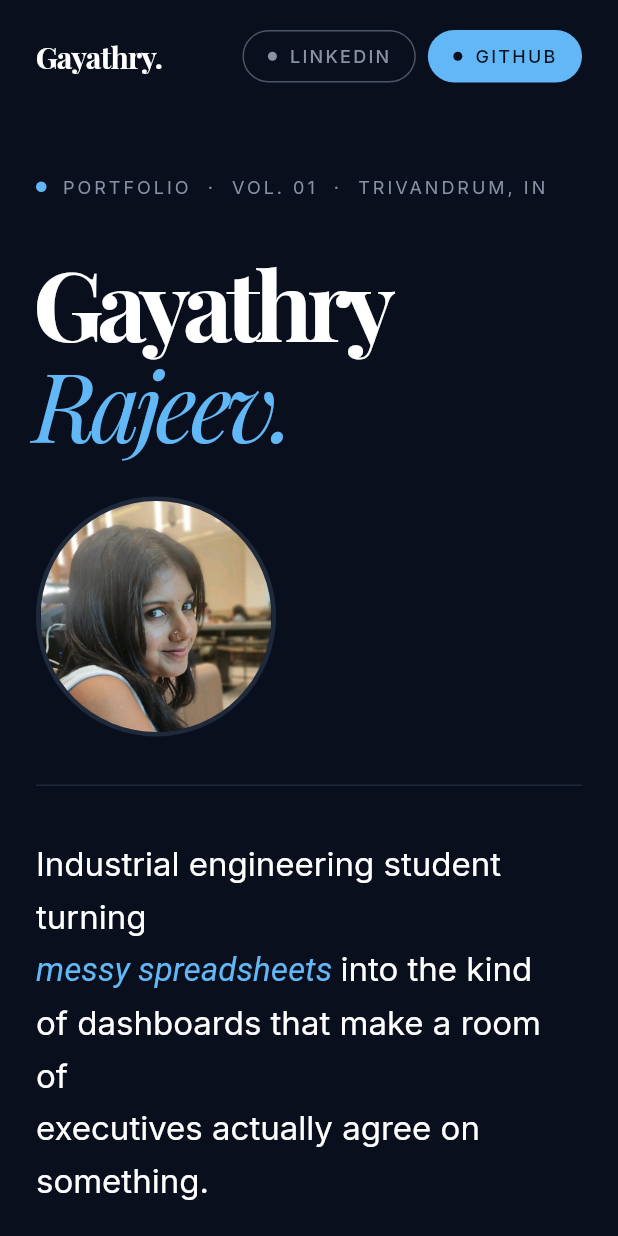
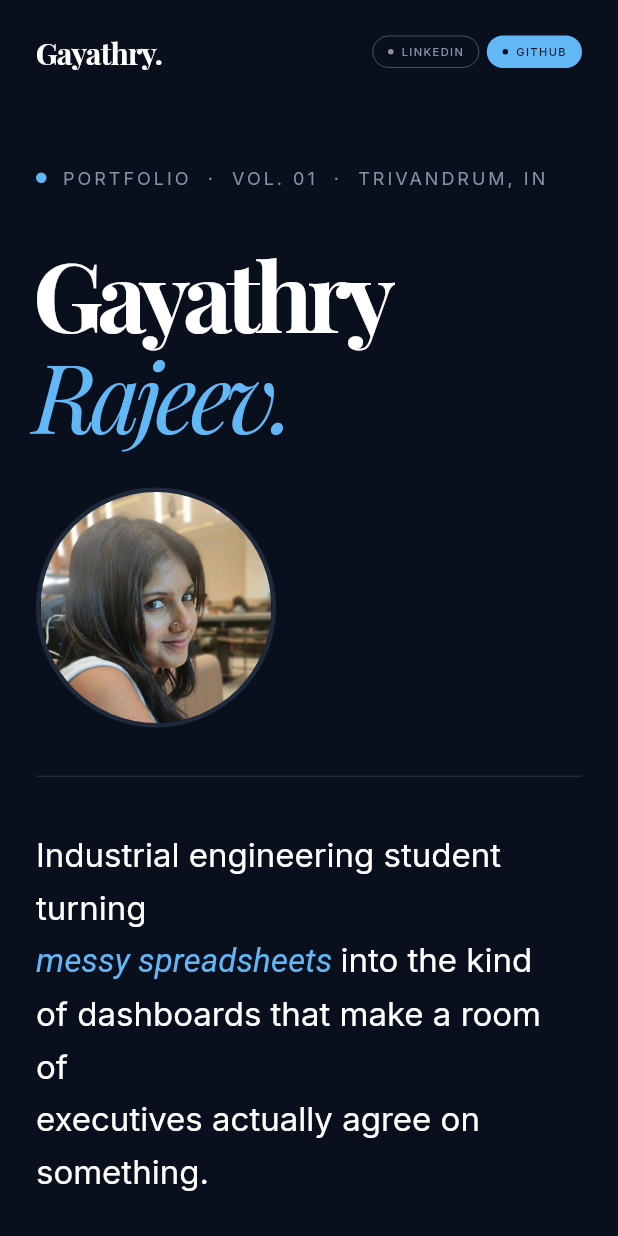
Before and after one commit to gayurajeev/Flutter-portfolio-web, a Flutter app: the screen it shows after launch, on a phone screen of 412 x 824 dp. Run offline on Flutter 3.47's test engine with Material 3 defaults, Android fonts, the phone set to English and light mode, and no system bars; drawn by our look-alikes of flutter_animate; our stand-ins replace google_fonts, visibility_detector; missing offline and left inert: web_smooth_scroll.

Commit message:
Add FittedBox to navbar and hero tagline for better responsiveness

```diff
--- a/lib/sections/hero_section.dart
+++ b/lib/sections/hero_section.dart
@@ -43,9 +43,15 @@ class HeroSection extends StatelessWidget {
                     ),
                   ),
                   const SizedBox(width: 10),
-                  Text(
-                    'PORTFOLIO  ·  VOL. 01  ·  TRIVANDRUM, IN',
-                    style: AppTextStyles.heroTagline,
+                  Expanded(
+                    child: FittedBox(
+                      alignment: Alignment.centerLeft,
+                      fit: BoxFit.scaleDown,
+                      child: Text(
+                        'PORTFOLIO  ·  VOL. 01  ·  TRIVANDRUM, IN',
+                        style: AppTextStyles.heroTagline,
+                      ),
+                    ),
                   ),
                 ],
               ),
--- a/lib/widgets/navbar.dart
+++ b/lib/widgets/navbar.dart
@@ -80,6 +80,13 @@ class _NavBarState extends State<NavBar> {
               isOutlined: false,
             ),
           ] else ...[
+            Expanded(
+              child: FittedBox(
+                alignment: Alignment.centerRight,
+                fit: BoxFit.scaleDown,
+                child: Row(
+                  mainAxisAlignment: MainAxisAlignment.end,
+                  children: [
                     _SocialButton(
                       label: 'LINKEDIN',
                       url: 'https://www.linkedin.com/in/gayathry-rajeev/',
@@ -90,6 +97,10 @@ class _NavBarState extends State<NavBar> {
                       label: 'GITHUB',
                       url: 'https://github.com/gayurajeev',
                       isOutlined: false,
+                    ),
+                  ],
+                ),
+              ),
             ),
           ],
         ],
```
Also changed, not shown: pubspec.lock. Lines whose indentation alone changed are shown as unchanged.
